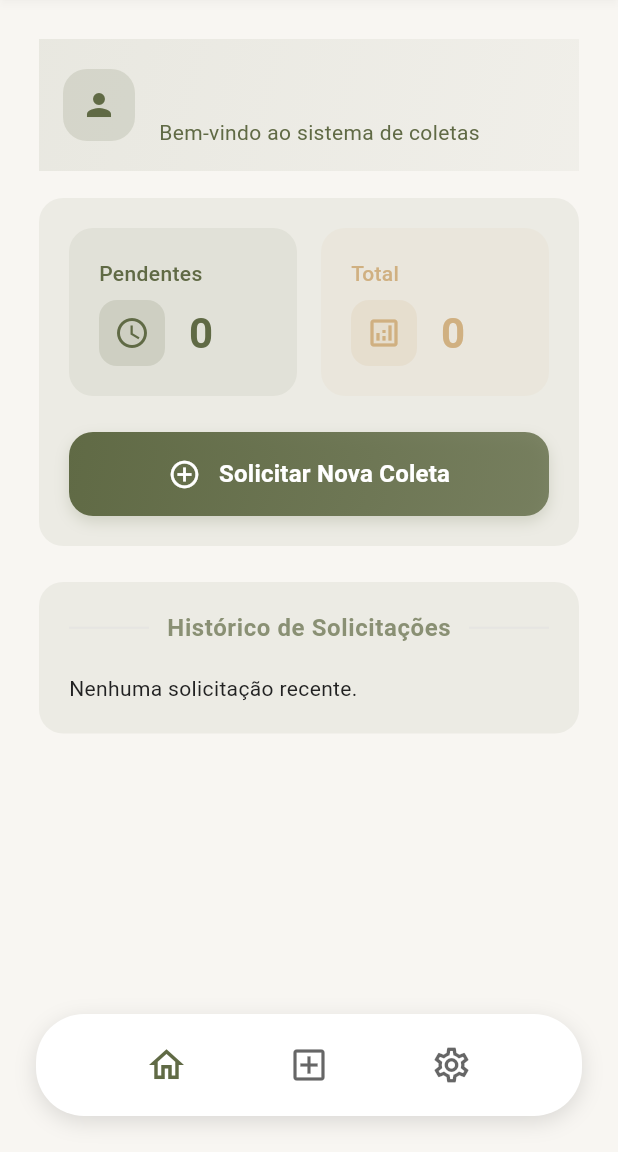
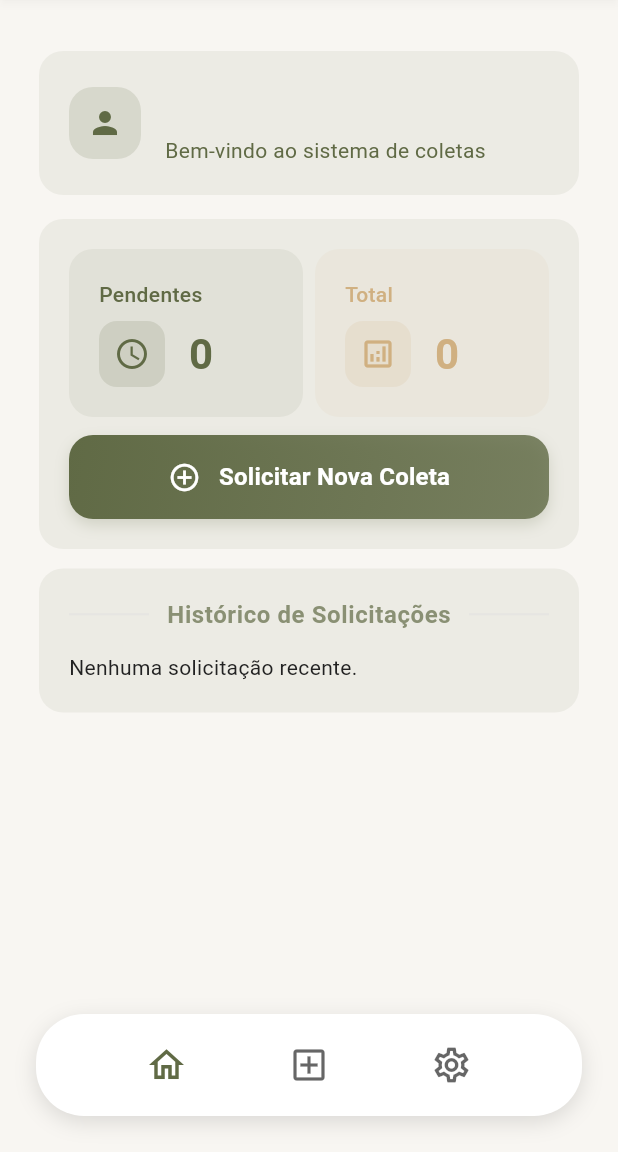
Before and after one commit to brunmdesv/rucopi, a Flutter app: the screen it shows once a user with an empty profile is signed in, on a phone screen of 412 x 824 dp, the part 84-1236 px from its top. Run offline on Flutter 3.47's test engine with Material 3 defaults, Android fonts, the phone set to English and light mode, and no system bars; our stand-ins replace flutter_dotenv, image_picker, shared_preferences, supabase_flutter; accounts and stored records are empty.

Commit message:
✨ Implementação do gerenciamento do ciclo de vida da HomePage, permitindo o recarregamento automático de dados ao retornar à tela. Refatoração da navegação na página de Nova Solicitação para retornar um valor ao fechar, melhorando a interação do usuário. Criação de um widget reutilizável para padronizar a exibição de cards na HomePage, otimizando a estrutura do layout.

```diff
--- a/mobile/rucopi_mobile/lib/pages/home_page.dart
+++ b/mobile/rucopi_mobile/lib/pages/home_page.dart
@@ -17,7 +17,7 @@ class HomePage extends StatefulWidget {
   State<HomePage> createState() => _HomePageState();
 }
 
-class _HomePageState extends State<HomePage> {
+class _HomePageState extends State<HomePage> with WidgetsBindingObserver {
   String nomeUsuario = '';
   int solicitacoesPendentes = 0;
   int solicitacoesTotais = 0;
@@ -25,10 +25,25 @@ class _HomePageState extends State<HomePage> {
   List<dynamic> solicitacoesRecentes = [];
 
   @override
+  void didChangeAppLifecycleState(AppLifecycleState state) {
+    if (state == AppLifecycleState.resumed) {
+      _carregarDados();
+      _carregarSolicitacoesRecentes();
+    }
+  }
+
+  @override
   void initState() {
     super.initState();
+    WidgetsBinding.instance.addObserver(this);
     _carregarDados();
     _carregarSolicitacoesRecentes();
+  }
+
+  @override
+  void dispose() {
+    WidgetsBinding.instance.removeObserver(this);
+    super.dispose();
   }
 
   Future<void> _carregarDados() async {
@@ -133,19 +148,8 @@ class _HomePageState extends State<HomePage> {
                   crossAxisAlignment: CrossAxisAlignment.start,
                   children: [
                     // Header com informações do usuário
-                    Container(
-                      width: double.infinity,
-                      padding: const EdgeInsets.all(AppSpacing.section),
-                      decoration: BoxDecoration(
-                        gradient: LinearGradient(
-                          begin: Alignment.topLeft,
-                          end: Alignment.bottomRight,
-                          colors: [
-                            theme.primaryColor.withOpacity(0.1),
-                            theme.primaryColor.withOpacity(0.05),
-                          ],
-                        ),
-                      ),
+                    HomeSectionCard(
+                      margin: const EdgeInsets.only(top: 8, bottom: 8),
                       child: Column(
                         crossAxisAlignment: CrossAxisAlignment.start,
                         children: [
@@ -196,17 +200,10 @@ class _HomePageState extends State<HomePage> {
                       ),
                     ),
 
-                    const SizedBox(height: 6),
+                    const SizedBox(height: 0),
 
                     // Seção de estatísticas + botão principal em um único card
-                    Container(
-                      width: double.infinity,
-                      margin: const EdgeInsets.symmetric(vertical: 12),
-                      padding: const EdgeInsets.all(20),
-                      decoration: BoxDecoration(
-                        color: theme.primaryColor.withOpacity(0.08),
-                        borderRadius: BorderRadius.circular(16),
-                      ),
+                    HomeSectionCard(
                       child: Column(
                         children: [
                           Row(
@@ -264,7 +261,7 @@ class _HomePageState extends State<HomePage> {
                                   ),
                                 ),
                               ),
-                              const SizedBox(width: 16),
+                              const SizedBox(width: 8),
                               Expanded(
                                 child: Container(
                                   padding: const EdgeInsets.all(20),
@@ -341,19 +338,21 @@ class _HomePageState extends State<HomePage> {
                               ),
                             ],
                           ),
-                          const SizedBox(height: 24),
+                          const SizedBox(height: 12),
                           // Botão principal
                           GestureDetector(
-                            onTap:
-                                widget.onAdd ??
-                                () {
-                                  Navigator.push(
+                            onTap: () async {
+                              final result = await Navigator.push(
                                 context,
                                 MaterialPageRoute(
                                   builder: (context) =>
                                       const NovaSolicitacaoPage(),
                                 ),
                               );
+                              if (result == true) {
+                                _carregarDados();
+                                _carregarSolicitacoesRecentes();
+                              }
                             },
                             child: Container(
                               width: double.infinity,
@@ -406,14 +405,8 @@ class _HomePageState extends State<HomePage> {
                     const SizedBox(height: 0),
 
                     // Seção Histórico de Solicitações em um único card
-                    Container(
-                      width: double.infinity,
-                      margin: const EdgeInsets.symmetric(vertical: 12),
-                      padding: const EdgeInsets.all(20),
-                      decoration: BoxDecoration(
-                        color: theme.primaryColor.withOpacity(0.08),
-                        borderRadius: BorderRadius.circular(16),
-                      ),
+                    HomeSectionCard(
+                      margin: const EdgeInsets.only(top: 5, bottom: 2),
                       child: Column(
                         crossAxisAlignment: CrossAxisAlignment.start,
                         children: [
@@ -447,7 +440,7 @@ class _HomePageState extends State<HomePage> {
                               ),
                             ],
                           ),
-                          const SizedBox(height: 20),
+                          const SizedBox(height: 15),
                           if (solicitacoesRecentes.isEmpty)
                             Text(
                               'Nenhuma solicitação recente.',
@@ -456,8 +449,10 @@ class _HomePageState extends State<HomePage> {
                           for (final solicitacao in solicitacoesRecentes)
                             _buildSolicitacaoResumoCard(context, solicitacao),
                           if (solicitacoesRecentes.isNotEmpty) ...[
-                            const SizedBox(height: 8),
+                            const SizedBox(height: 0),
                             Center(
+                              child: SizedBox(
+                                width: double.infinity,
                                 child: ElevatedButton.icon(
                                   onPressed: () {
                                     Navigator.push(
@@ -469,19 +464,25 @@ class _HomePageState extends State<HomePage> {
                                     );
                                   },
                                   icon: const Icon(Icons.list_alt),
-                                label: const Text('Ver todas as solicitações'),
+                                  label: const Text(
+                                    'Ver todas as solicitações',
+                                  ),
                                   style: ElevatedButton.styleFrom(
                                     backgroundColor: theme.primaryColor,
                                     foregroundColor: Colors.white,
                                     shape: RoundedRectangleBorder(
-                                    borderRadius: BorderRadius.circular(12),
+                                      borderRadius: BorderRadius.circular(16),
                                     ),
                                     padding: const EdgeInsets.symmetric(
-                                    horizontal: 24,
-                                    vertical: 12,
+                                      vertical: 16,
+                                      horizontal: 20,
                                     ),
-                                  textStyle: theme.textTheme.bodyMedium
-                                      ?.copyWith(fontWeight: FontWeight.bold),
+                                    textStyle: theme.textTheme.titleMedium
+                                        ?.copyWith(
+                                          color: Colors.white,
+                                          fontWeight: FontWeight.w600,
+                                        ),
+                                  ),
                                 ),
                               ),
                             ),
@@ -563,7 +564,7 @@ class _HomePageState extends State<HomePage> {
               ),
               child: Icon(icon, color: theme.primaryColor, size: 24),
             ),
-            const SizedBox(width: 16),
+            const SizedBox(width: 6),
             Expanded(
               child: Column(
                 crossAxisAlignment: CrossAxisAlignment.start,
@@ -627,8 +628,8 @@ class _HomePageState extends State<HomePage> {
       },
       child: Container(
         width: double.infinity,
-        margin: const EdgeInsets.only(bottom: 16),
-        padding: const EdgeInsets.all(20),
+        margin: const EdgeInsets.only(bottom: 10),
+        padding: const EdgeInsets.symmetric(vertical: 10, horizontal: 12),
         decoration: BoxDecoration(
           color: theme.primaryColor.withOpacity(0.08),
           borderRadius: BorderRadius.circular(16),
@@ -641,8 +642,8 @@ class _HomePageState extends State<HomePage> {
               children: [
                 Row(
                   children: [
-                    Icon(statusIcon, color: statusColor, size: 22),
-                    const SizedBox(width: 8),
+                    Icon(statusIcon, color: statusColor, size: 20),
+                    const SizedBox(width: 6),
                     Text(
                       statusText,
                       style: theme.textTheme.bodyMedium?.copyWith(
@@ -657,19 +658,19 @@ class _HomePageState extends State<HomePage> {
                     Icon(
                       Icons.calendar_today_outlined,
                       color: theme.primaryColor,
-                      size: 18,
+                      size: 16,
                     ),
-                    const SizedBox(width: 6),
-                    Text(dataStr, style: theme.textTheme.bodyMedium),
+                    const SizedBox(width: 4),
+                    Text(dataStr, style: theme.textTheme.bodySmall),
                   ],
                 ),
               ],
             ),
-            const SizedBox(height: 12),
+            const SizedBox(height: 6),
             Center(
               child: Text(
                 endereco,
-                style: theme.textTheme.bodyMedium,
+                style: theme.textTheme.bodySmall,
                 maxLines: 2,
                 overflow: TextOverflow.ellipsis,
                 textAlign: TextAlign.center,
@@ -688,3 +689,25 @@ String _primeiroNomeESobrenome(String nomeCompleto) {
   if (partes.length <= 2) return nomeCompleto;
   return '${partes[0]} ${partes[1]}';
 }
+
+// Widget reutilizável para padronizar os cards/seções da home
+class HomeSectionCard extends StatelessWidget {
+  final Widget child;
+  final EdgeInsetsGeometry? margin;
+  const HomeSectionCard({required this.child, this.margin, Key? key})
+    : super(key: key);
+  @override
+  Widget build(BuildContext context) {
+    final theme = Theme.of(context);
+    return Container(
+      width: double.infinity,
+      margin: margin ?? const EdgeInsets.symmetric(vertical: 8),
+      padding: const EdgeInsets.all(20),
+      decoration: BoxDecoration(
+        color: theme.primaryColor.withOpacity(0.08),
+        borderRadius: BorderRadius.circular(16),
+      ),
+      child: child,
+    );
+  }
+}
--- a/mobile/rucopi_mobile/lib/pages/nova_solicitacao_page.dart
+++ b/mobile/rucopi_mobile/lib/pages/nova_solicitacao_page.dart
@@ -75,7 +75,7 @@ class _NovaSolicitacaoPageState extends State<NovaSolicitacaoPage> {
       ScaffoldMessenger.of(context).showSnackBar(
         const SnackBar(content: Text('Solicitação enviada com sucesso!')),
       );
-      Navigator.pop(context);
+      Navigator.pop(context, true);
     } catch (e) {
       ScaffoldMessenger.of(
         context,
```
Lines whose indentation alone changed are shown as unchanged.
